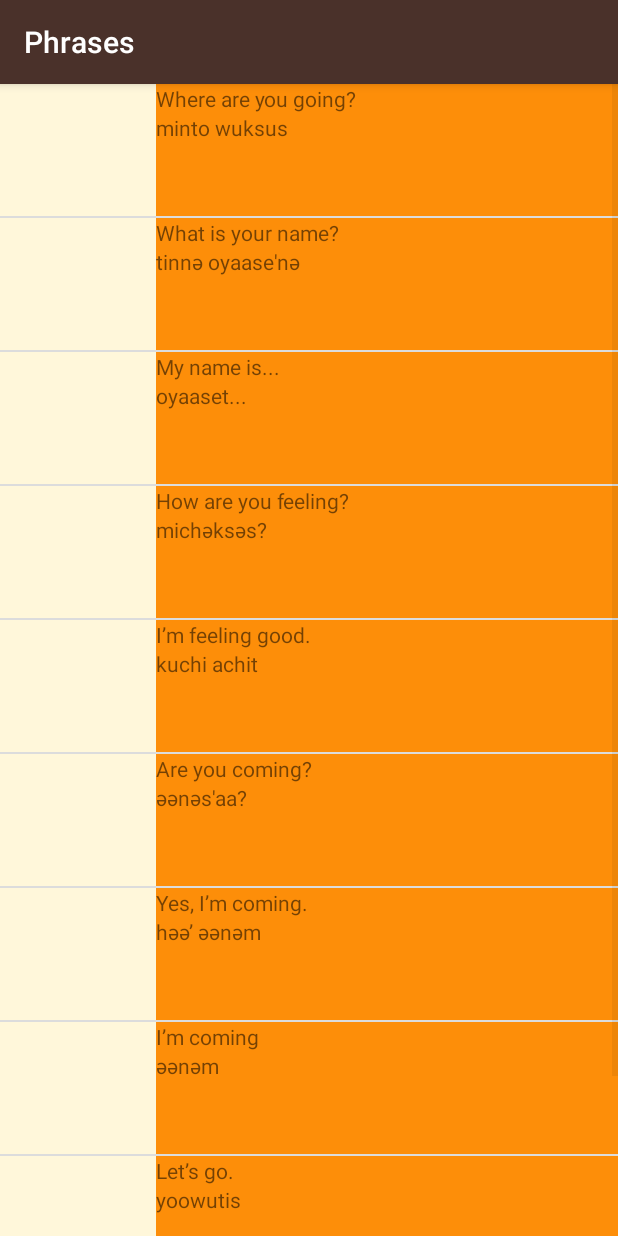
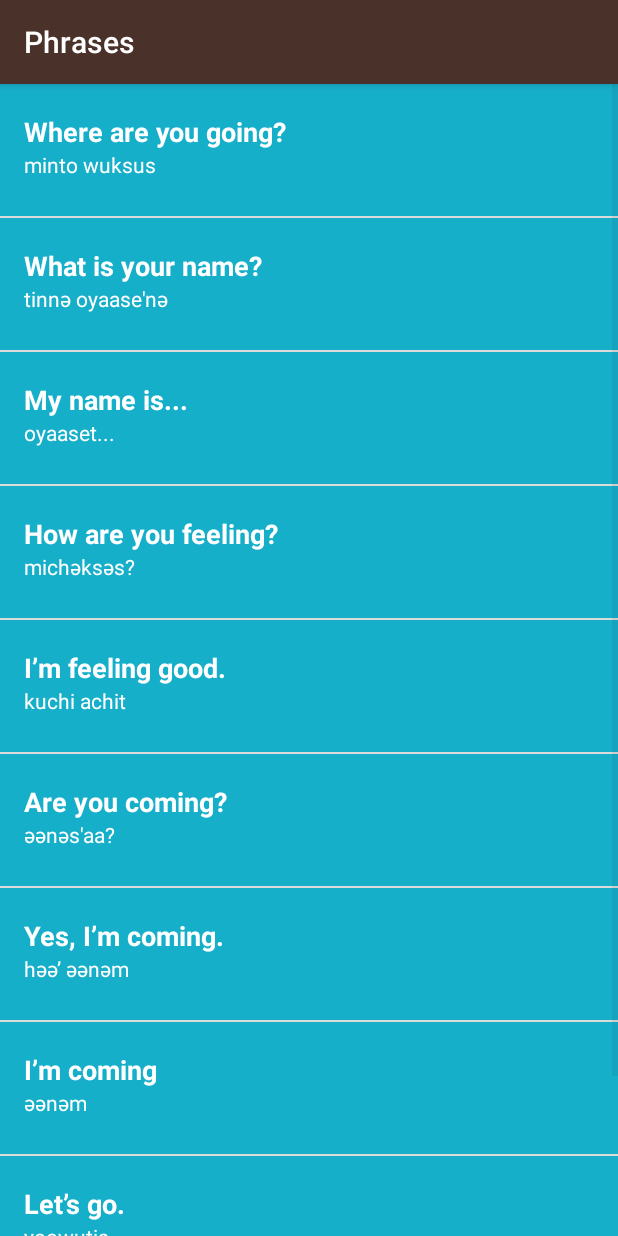
Before and after one commit to jruivo-dev/Android-Miwok, an Android app: the PhrasesActivity screen opened directly, with no data from a screen before it, on a phone screen of 412 x 824 dp. Run offline under Robolectric (Android 15) with nearby library versions, the phone set to English and light mode, and no system bars.

Commit message:
Changed the design of each category, they're polished now.

```diff
--- a/app/src/main/java/com/example/android/miwok/ColorsActivity.java
+++ b/app/src/main/java/com/example/android/miwok/ColorsActivity.java
@@ -25,7 +25,7 @@ public class ColorsActivity extends AppCompatActivity {
 
 
         ListView listView = (ListView) findViewById(R.id.list);
-        WordAdapter adapter = new WordAdapter(this, words);
+        WordAdapter adapter = new WordAdapter(this, words, R.color.category_colors);
         listView.setAdapter(adapter);
     }
 }
--- a/app/src/main/java/com/example/android/miwok/FamilyActivity.java
+++ b/app/src/main/java/com/example/android/miwok/FamilyActivity.java
@@ -27,7 +27,7 @@ public class FamilyActivity extends AppCompatActivity {
 
 
         ListView listView = (ListView) findViewById(R.id.list);
-        WordAdapter adapter = new WordAdapter(this, words);
+        WordAdapter adapter = new WordAdapter(this, words, R.color.category_family);
         listView.setAdapter(adapter);
     }
 }
--- a/app/src/main/java/com/example/android/miwok/NumbersActivity.java
+++ b/app/src/main/java/com/example/android/miwok/NumbersActivity.java
@@ -27,7 +27,7 @@ public class NumbersActivity extends AppCompatActivity {
         words.add(new Word("nine", "wo’e", R.drawable.number_nine));
         words.add(new Word("ten", "na’aacha", R.drawable.number_ten));
 
-        WordAdapter adapter = new WordAdapter(this, words);
+        WordAdapter adapter = new WordAdapter(this, words, R.color.category_numbers);
         ListView listView = (ListView) findViewById(R.id.list);
         listView.setAdapter(adapter);
     }
--- a/app/src/main/java/com/example/android/miwok/PhrasesActivity.java
+++ b/app/src/main/java/com/example/android/miwok/PhrasesActivity.java
@@ -26,7 +26,7 @@ public class PhrasesActivity extends AppCompatActivity {
         words.add(new Word("Come here.", "әnni'nem"));
 
         ListView listView = (ListView) findViewById(R.id.list);
-        WordAdapter adapter = new WordAdapter(this, words);
+        WordAdapter adapter = new WordAdapter(this, words, R.color.category_phrases);
         listView.setAdapter(adapter);
     }
 }
--- a/app/src/main/java/com/example/android/miwok/Word.java
+++ b/app/src/main/java/com/example/android/miwok/Word.java
@@ -4,7 +4,7 @@ package com.example.android.miwok;
 class Word {
     private String mDefaultTranslation;
     private String mMiwokTranslation;
-    private int mImageResourceID;
+    private int mImageResourceID = NO_IMAGE_PROVIDED;
     private static final int NO_IMAGE_PROVIDED = -1;
 
     public Word(String mDefaultTranslation, String mMiwokTranslation) {
--- a/app/src/main/java/com/example/android/miwok/WordAdapter.java
+++ b/app/src/main/java/com/example/android/miwok/WordAdapter.java
@@ -1,6 +1,7 @@
 package com.example.android.miwok;
 
 import android.content.Context;
+import android.support.v4.content.ContextCompat;
 import android.view.LayoutInflater;
 import android.view.View;
 import android.view.ViewGroup;
@@ -13,8 +14,11 @@ import java.util.ArrayList;
 
 class WordAdapter extends ArrayAdapter<Word> {
 
-    public WordAdapter(Context context, ArrayList<Word> words) {
+    private int categoryBackgroundColor;
+
+    public WordAdapter(Context context, ArrayList<Word> words, int categoryBackgroundColor) {
         super(context, 0, words);
+        this.categoryBackgroundColor = categoryBackgroundColor;
     }
 
     @Override
@@ -25,7 +29,6 @@ class WordAdapter extends ArrayAdapter<Word> {
         if (listItemView == null) {
             listItemView = LayoutInflater.from(getContext()).inflate(R.layout.list_item, parent, false);
         }
-
         Word currentWord = getItem(position);
 
         TextView miwokTextView = (TextView) listItemView.findViewById(R.id.miwok_text_view);
@@ -34,10 +37,19 @@ class WordAdapter extends ArrayAdapter<Word> {
         TextView defaultTextView = (TextView) listItemView.findViewById(R.id.default_text_view);
         defaultTextView.setText(currentWord.getmDefaultTranslation());
 
+        ImageView iconView = (ImageView) listItemView.findViewById(R.id.list_item_icon);
         if (currentWord.hasImage()) {
-            ImageView iconView = (ImageView) listItemView.findViewById(R.id.list_item_icon);
             iconView.setImageResource(currentWord.getmImageResourceID());
+            iconView.setVisibility(View.VISIBLE);
+
+        } else {
+            iconView.setVisibility(View.GONE);
         }
+
+        View textContainer = listItemView.findViewById(R.id.text_container);
+        int color = ContextCompat.getColor(getContext(), categoryBackgroundColor);
+        textContainer.setBackgroundColor(color);
+
         return listItemView;
     }
 }
--- a/app/src/main/res/layout/list_item.xml
+++ b/app/src/main/res/layout/list_item.xml
@@ -9,26 +9,34 @@
     <ImageView
         android:id="@+id/list_item_icon"
         android:layout_width="@dimen/list_item_height"
-        android:layout_height="@dimen/list_item_height"
-        android:layout_marginRight="16dp" />
+        android:layout_height="@dimen/list_item_height" />
 
 
     <LinearLayout
+        android:id="@+id/text_container"
         android:layout_width="match_parent"
         android:layout_height="match_parent"
-        android:background="@color/category_numbers"
-        android:orientation="vertical">
+        android:orientation="vertical"
+        android:paddingLeft="16dp">
 
         <TextView
             android:id="@+id/default_text_view"
-            android:layout_width="wrap_content"
-            android:layout_height="wrap_content"
+            android:layout_width="match_parent"
+            android:layout_height="0dp"
+            android:layout_weight="1"
+            android:gravity="bottom"
+            android:textColor="@android:color/white"
+            android:textSize="18sp"
+            android:textStyle="bold"
             tools:text="one" />
 
         <TextView
             android:id="@+id/miwok_text_view"
-            android:layout_width="wrap_content"
-            android:layout_height="wrap_content"
+            android:layout_width="match_parent"
+            android:layout_height="0dp"
+            android:layout_weight="1"
+            android:textColor="@android:color/white"
+
             tools:text="lutti" />
     </LinearLayout>
 
--- a/app/src/main/res/layout/words_list.xml
+++ b/app/src/main/res/layout/words_list.xml
@@ -1,8 +1,5 @@
-<?xml version="1.0" encoding="utf-8"?>
 <ListView xmlns:android="http://schemas.android.com/apk/res/android"
-    xmlns:tools="http://schemas.android.com/tools"
     android:id="@+id/list"
     android:layout_width="match_parent"
     android:layout_height="match_parent"
-    android:orientation="vertical"
-    tools:context="com.example.android.miwok.NumbersActivity" />
+    android:orientation="vertical" />
```
